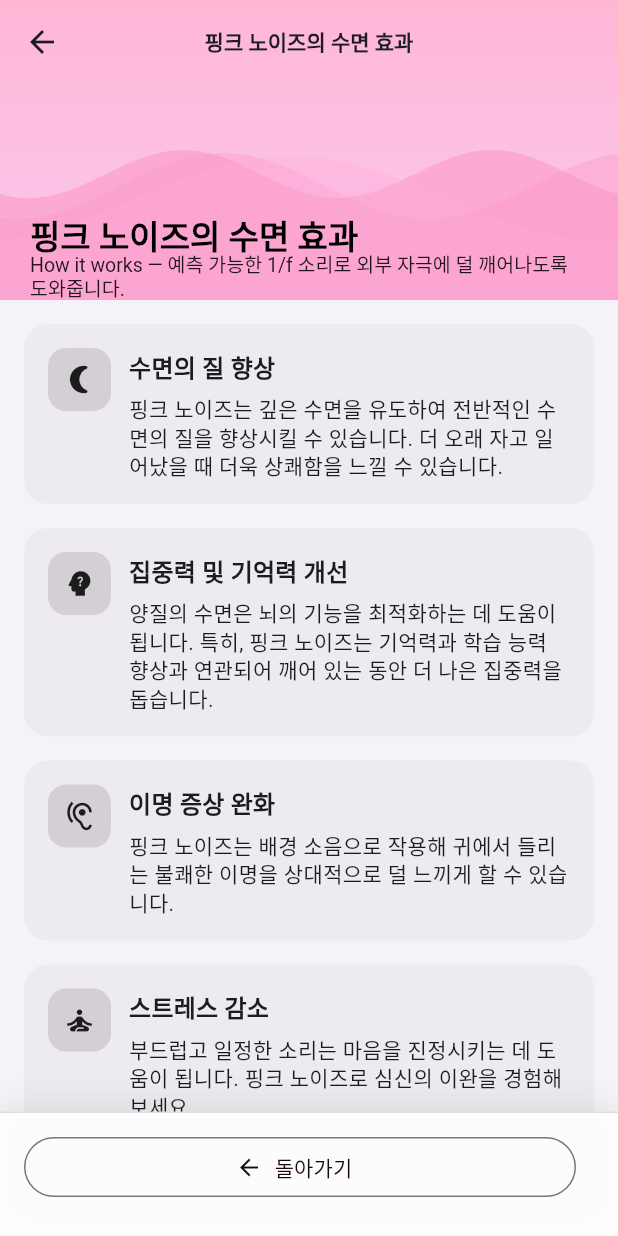
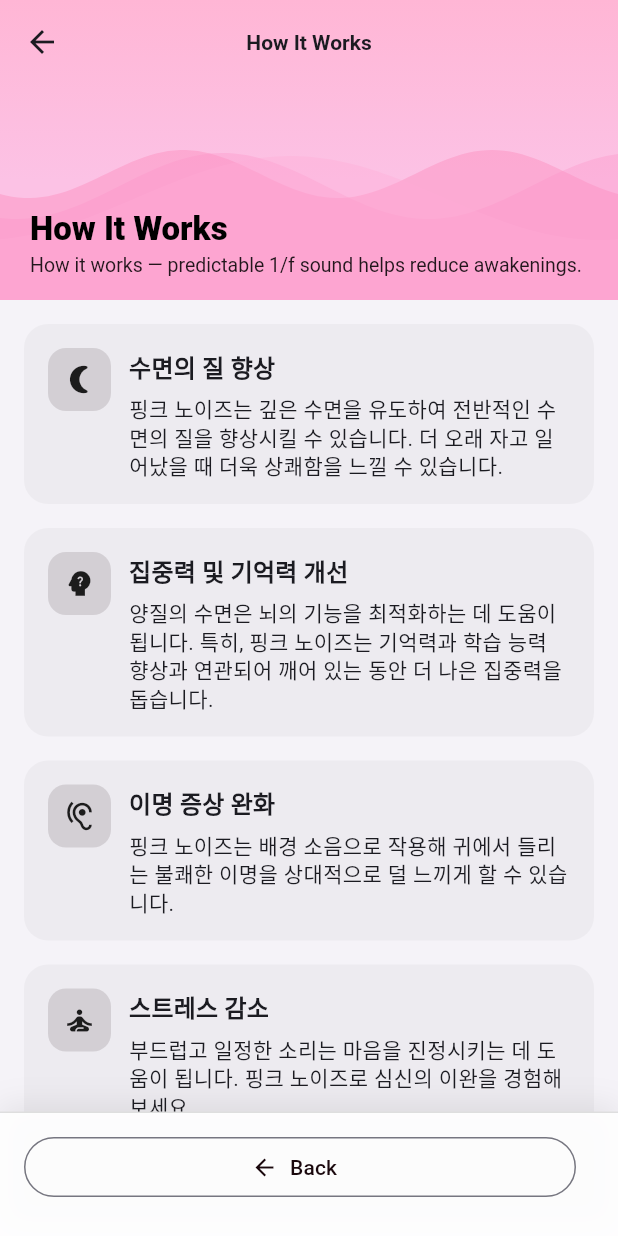
Before and after one commit to Catnap7/flutter_sleepy, a Flutter app: the AudioHomePage screen opened directly with empty values, after a tap on "How It Works", on a phone screen of 412 x 824 dp. Run offline on Flutter 3.47's test engine with Material 3 defaults, Android fonts, the phone set to English and light mode, and no system bars; our stand-ins replace device_info_plus, dynamic_color, flutter_local_notifications, just_audio, permission_handler, shared_preferences; missing offline and left inert: audio_session, flutter_background_service; accounts and stored records are empty; generated files the repository leaves out were written again; statements that could not run were skipped.

Commit message:
refactor: i18n strings pass1 + tests\n\n- Localize ExplainScreenV2 title, sections, Back\n- Localize How It Works button and sound names\n- Add EN/KO unit test (ICU placeholders/plurals)\n- Add widget smoke tests for EN/KO\n- Update README with Localization section

```diff
--- a/lib/screens/audio_home_page.dart
+++ b/lib/screens/audio_home_page.dart
@@ -1,5 +1,6 @@
 import 'dart:ui';
 import 'package:flutter/material.dart';
+import 'package:flutter_sleepy/l10n/l10n_ext.dart';
 import 'package:flutter_background_service/flutter_background_service.dart';
 import 'package:flutter_sleepy/data/tracks.dart';
 import 'package:flutter_sleepy/screens/explain_screen.dart';
@@ -356,7 +357,7 @@ class _AudioHomePageState extends State<AudioHomePage> {
 
   Widget _buildHowItWorksButton() {
     return ThemedActionButton(
-      label: 'How It Works',
+      label: context.l10n.howItWorks,
       icon: Icons.auto_awesome_rounded,
       onPressed: () => Navigator.push(
         context,
--- a/lib/screens/explain_screen.dart
+++ b/lib/screens/explain_screen.dart
@@ -1,5 +1,6 @@
 import 'dart:math' as math;
 import 'package:flutter/material.dart';
+import 'package:flutter_sleepy/l10n/l10n_ext.dart';
 import 'package:flutter/scheduler.dart';
 
 /// Revamped "How it works" page for Pink Noise (V2 → fixes)
@@ -34,7 +35,7 @@ class _ExplainScreenV2State extends State<ExplainScreenV2>
               icon: const Icon(Icons.arrow_back),
               onPressed: () => Navigator.pop(context),
             ),
-            title: const Text('핑크 노이즈의 수면 효과'),
+            title: Text(context.l10n.howItWorks),
             flexibleSpace: const FlexibleSpaceBar(
               collapseMode: CollapseMode.parallax,
               background: _HeaderWavesTicker(),
@@ -71,9 +72,9 @@ class _ExplainScreenV2State extends State<ExplainScreenV2>
               SizedBox(height: 16),
             ]),
           ),
-          const SliverToBoxAdapter(
+          SliverToBoxAdapter(
             child: _SectionCard(
-              title: '작동 원리 (How it works)',
+              title: context.l10n.section_how,
               children: [
                 _Bullet('핑크 노이즈는 주파수 f에 대해 1/f 파워 스펙트럼을 가지며, 저주파 성분이 더 크고 고주파로 갈수록 에너지가 서서히 줄어듭니다.'),
                 _Bullet('이 스펙트럼은 뇌가 예측 가능한 패턴을 인지하도록 도와, 외부의 급격한 소음 변화를 상대적으로 덜 민감하게 만듭니다.'),
@@ -81,9 +82,9 @@ class _ExplainScreenV2State extends State<ExplainScreenV2>
               ],
             ),
           ),
-          const SliverToBoxAdapter(
+          SliverToBoxAdapter(
             child: _SectionCard(
-              title: '사용 팁',
+              title: context.l10n.section_tips,
               children: [
                 _Bullet('볼륨은 낮게 시작해 천천히 올리세요. 대화 소리보다 작게, 숨소리 같은 느낌이 좋습니다.'),
                 _Bullet('수면 모드에서는 30~60분 타이머를 기본값으로 쓰고, 필요 시 전체 밤새도록 재생해 보세요.'),
@@ -120,7 +121,7 @@ class _ExplainScreenV2State extends State<ExplainScreenV2>
               child: OutlinedButton.icon(
                 onPressed: () => Navigator.pop(context),
                 icon: const Icon(Icons.arrow_back),
-                label: const Text('돌아가기'),
+                label: Text(context.l10n.back),
               ),
             ),
             const SizedBox(width: 12),
@@ -171,9 +172,11 @@ class _HeaderWavesTickerState extends State<_HeaderWavesTicker>
 
   @override
   Widget build(BuildContext context) {
+    final title = context.l10n.howItWorks;
+    final subtitle = context.l10n.howItWorksSubtitle;
     return ClipRect(
       child: CustomPaint(
-        painter: _PinkWavePainter(phaseSeconds: _phase),
+        painter: _PinkWavePainter(phaseSeconds: _phase, title: title, subtitle: subtitle),
         child: const SizedBox.expand(),
       ),
     );
@@ -181,9 +184,11 @@ class _HeaderWavesTickerState extends State<_HeaderWavesTicker>
 }
 
 class _PinkWavePainter extends CustomPainter {
-  _PinkWavePainter({required this.phaseSeconds});
+  _PinkWavePainter({required this.phaseSeconds, required this.title, required this.subtitle});
 
   final double phaseSeconds; // continuous time in seconds
+  final String title;
+  final String subtitle;
 
   @override
   void paint(Canvas canvas, Size size) {
@@ -224,18 +229,18 @@ class _PinkWavePainter extends CustomPainter {
 
     // 3) Foreground title text (optional)
     final tp = TextPainter(
-      text: const TextSpan(
-        text: '핑크 노이즈의 수면 효과',
-        style: TextStyle(fontSize: 22, fontWeight: FontWeight.w800, color: Colors.black),
+      text: TextSpan(
+        text: title,
+        style: const TextStyle(fontSize: 22, fontWeight: FontWeight.w800, color: Colors.black),
       ),
       textDirection: TextDirection.ltr,
     )..layout(maxWidth: size.width - 40);
     tp.paint(canvas, const Offset(20, 140));
 
     final sub = TextPainter(
-      text: const TextSpan(
-        text: 'How it works — 예측 가능한 1/f 소리로 외부 자극에 덜 깨어나도록 도와줍니다.',
-        style: TextStyle(fontSize: 13, height: 1.25, color: Colors.black87),
+      text: TextSpan(
+        text: subtitle,
+        style: const TextStyle(fontSize: 13, height: 1.25, color: Colors.black87),
       ),
       textDirection: TextDirection.ltr,
     )..layout(maxWidth: size.width - 40);
--- a/lib/ui/sound_selector.dart
+++ b/lib/ui/sound_selector.dart
@@ -1,4 +1,5 @@
 import 'package:flutter/material.dart';
+import 'package:flutter_sleepy/l10n/l10n_ext.dart';
 
 class SoundSelectorCard extends StatelessWidget {
   const SoundSelectorCard({
@@ -14,11 +15,11 @@ class SoundSelectorCard extends StatelessWidget {
   Widget build(BuildContext context) {
     final cs = Theme.of(context).colorScheme;
 
-    const items = <DropdownMenuItem<String>>[
-      DropdownMenuItem(value: 'rainy', child: Text('Rainy')),
-      DropdownMenuItem(value: 'waves', child: Text('Waves')),
-      DropdownMenuItem(value: 'camp fire', child: Text('Camp Fire')),
-      DropdownMenuItem(value: 'pink noise', child: Text('Pink Noise')),
+    final items = <DropdownMenuItem<String>>[
+      DropdownMenuItem(value: 'rainy', child: Text(context.l10n.sound_rain)),
+      DropdownMenuItem(value: 'waves', child: Text(context.l10n.sound_waves)),
+      DropdownMenuItem(value: 'camp fire', child: Text(context.l10n.sound_campfire)),
+      DropdownMenuItem(value: 'pink noise', child: Text(context.l10n.sound_pink)),
     ];
 
     return Padding(
```
Also changed, not shown: 3 other files.
